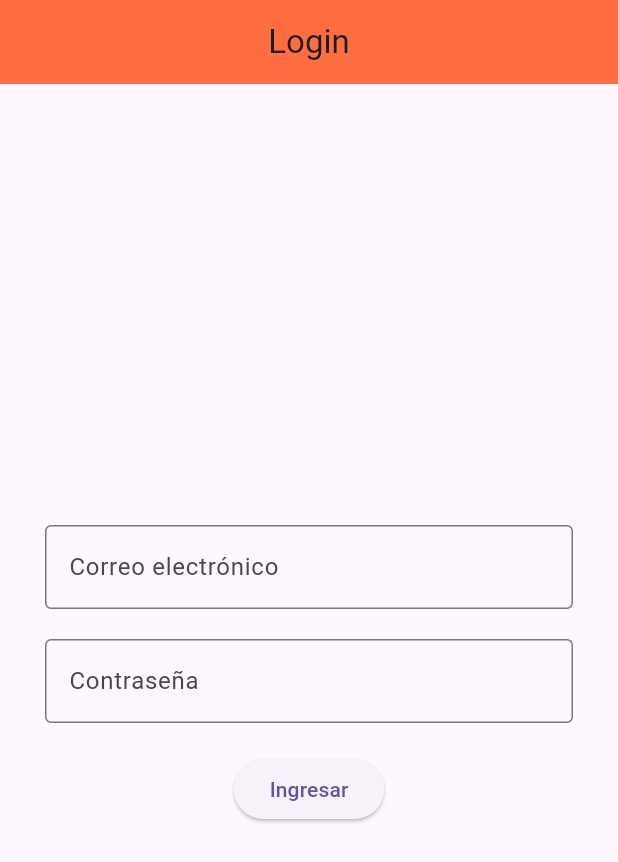
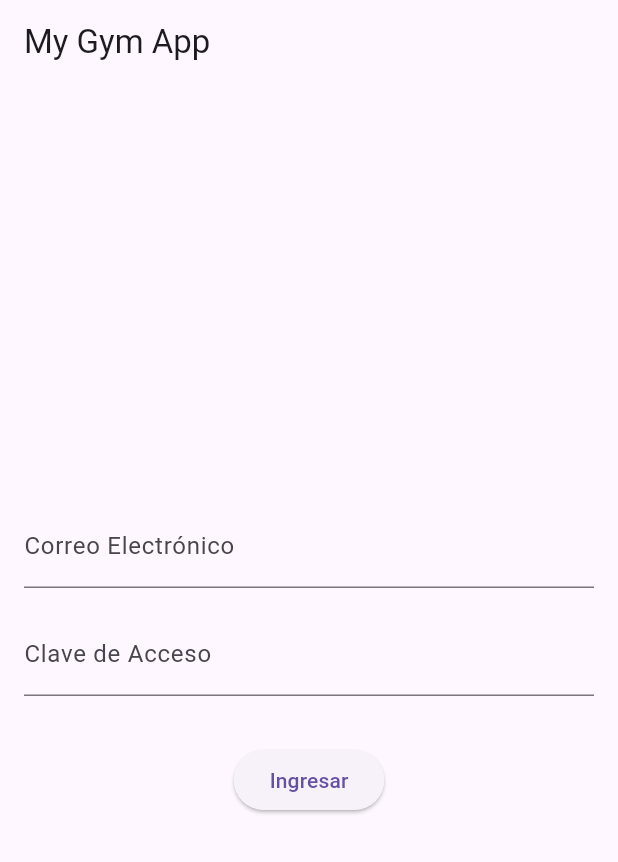
Before and after one commit to diegolopez12/MyGymApp, a Flutter app: the screen it shows after launch, on a phone screen of 412 x 824 dp. Shown: the top 862 px of the screen. Run offline on Flutter 3.47's test engine with Material 3 defaults, Android fonts, the phone set to English and light mode, and no system bars.

Commit message:
Pantalla de login con la parte de correo y contresena

```diff
--- a/lib/main.dart
+++ b/lib/main.dart
@@ -1,9 +1,7 @@
 import 'package:flutter/material.dart';
-import 'package:mygym_app/config/app_theme-dart';
-import 'package:mygym_app/presentation/screens/login.dart';
-import 'package:mygym_app/presentation/widgets/list_menu_widget.dart';
-
-
+//import 'package:mygym_app/config/app_theme-dart';
+import 'package:mygym_app/presentation/screens/login_screen.dart';
+//import 'package:mygym_app/presentation/widgets/list_menu_widget.dart';
 
 void main() {
   runApp(const MyApp());
@@ -13,32 +11,13 @@ class MyApp extends StatelessWidget {
   const MyApp({super.key});
   // This widget is the root of your application.
   @override
-  Widget build(BuildContext context) {
+   Widget build(BuildContext context) {
     return MaterialApp(
-      debugShowCheckedModeBanner: false,
-      title: 'Hamburgueseria Hermanos',
-      theme: AppTheme(selectedColor: 0).theme(),
-      home: const HomePage(),
-      routes: {
-
-        '/listmenu':(context) => const ListMenuWidget(),
-        '/login':(context) => const LoginMenu(),
-
-
-
-      },
+      title: 'My Gym App',
+      theme: ThemeData(
+        primarySwatch: Colors.blue,
+      ),
+      home: LoginScreen(),
     );
   }
 }
-
-class HomePage extends StatelessWidget {
-  const HomePage({super.key});
-
-  @override
-  Widget build(BuildContext context){
-    return const Scaffold(
-
-      body: Center(child: LoginMenu()),
-    );
-  }
-}
--- a/lib/presentation/screens/login.dart
+++ /dev/null
@@ -1,52 +0,0 @@
-import 'package:flutter/material.dart';
-
-class LoginMenu extends StatelessWidget {
-  const LoginMenu({super.key});
-
-  @override
-  Widget build(BuildContext context) {
-    return Scaffold(
-      appBar: AppBar(
-        title: const Center(child: Text('Login')),
-        backgroundColor: Colors.deepOrangeAccent,
-        automaticallyImplyLeading: false,
-      ),
-      body: Center(
-        child: Column(
-          mainAxisAlignment: MainAxisAlignment.center,
-          children: <Widget>[
-            const SizedBox(height: 20),
-            const Padding(
-              padding: EdgeInsets.symmetric(horizontal: 30),
-              child: TextField(
-                decoration: InputDecoration(
-                  labelText: 'Correo electrónico',
-                  border: OutlineInputBorder(),
-                ),
-              ),
-            ),
-            const SizedBox(height: 20),
-            const Padding(
-              padding: EdgeInsets.symmetric(horizontal: 30),
-              child: TextField(
-                decoration: InputDecoration(
-                  labelText: 'Contraseña',
-                  border: OutlineInputBorder(),
-                ),
-              ),
-            ),
-            const SizedBox(height: 20),
-            ElevatedButton(
-              onPressed: () {
-                // Acción para iniciar sesión
-                Navigator.pushNamed(context,
-                    '/listmenu'); // Navega a ListMenu utilizando el nombre de ruta
-              },
-              child: const Text('Ingresar'),
-            ),
-          ],
-        ),
-      ),
-    );
-  }
-}
--- /dev/null
+++ b/lib/presentation/screens/login_screen.dart
@@ -0,0 +1,126 @@
+import 'package:flutter/material.dart';
+
+class LoginScreen extends StatefulWidget {
+  @override
+  _LoginScreenState createState() => _LoginScreenState();
+}
+
+class _LoginScreenState extends State<LoginScreen> {
+  final _formKey = GlobalKey<FormState>();
+  final _emailController = TextEditingController();
+  final _passwordController = TextEditingController();
+  bool _isLoading = false;
+  String? _errorMessage;
+
+  bool _validateEmail(String email) {
+    String emailPattern =
+        r'^[a-zA-Z0-9._%+-]+@[a-zA-Z0-9.-]+\.[a-zA-Z]{2,}$';
+    RegExp regex = RegExp(emailPattern);
+    return regex.hasMatch(email);
+  }
+
+  bool _validatePassword(String password) {
+    String passwordPattern =
+        r'^(?=.*[A-Za-z])(?=.*\d)(?=.*[@$!%*#?&])[A-Za-z\d@$!%*#?&]{8,}$';
+    RegExp regex = RegExp(passwordPattern);
+    return regex.hasMatch(password);
+  }
+
+  Future<void> _login() async {
+    if (_formKey.currentState!.validate()) {
+      setState(() {
+        _isLoading = true;
+        _errorMessage = null;
+      });
+
+      // Simulamos una llamada de red con un retraso
+      await Future.delayed(Duration(seconds: 2));
+
+      // Aquí debería ir la lógica para verificar el correo y la clave
+      if (_emailController.text == "test@example.com" &&
+          _passwordController.text == "Password@123") {
+        // Credenciales correctas
+        setState(() {
+          _isLoading = false;
+        });
+        // Navegar a la pantalla principal o realizar otra acción
+      } else {
+        // Credenciales incorrectas
+        setState(() {
+          _isLoading = false;
+          _errorMessage = "El correo o la clave no coinciden";
+        });
+      }
+    }
+  }
+
+  @override
+  Widget build(BuildContext context) {
+    return Scaffold(
+      appBar: AppBar(
+        title: Text('My Gym App'),
+      ),
+      body: Padding(
+        padding: const EdgeInsets.all(16.0),
+        child: Form(
+          key: _formKey,
+          child: Column(
+            mainAxisAlignment: MainAxisAlignment.center,
+            children: <Widget>[
+              TextFormField(
+                controller: _emailController,
+                decoration: InputDecoration(labelText: 'Correo Electrónico'),
+                keyboardType: TextInputType.emailAddress,
+                validator: (value) {
+                  if (value == null || value.isEmpty) {
+                    return 'Por favor ingrese su correo electrónico';
+                  }
+                  if (!_validateEmail(value)) {
+                    return 'Por favor ingrese un correo electrónico válido';
+                  }
+                  return null;
+                },
+              ),
+              SizedBox(height: 16),
+              TextFormField(
+                controller: _passwordController,
+                decoration: InputDecoration(labelText: 'Clave de Acceso'),
+                obscureText: true,
+                validator: (value) {
+                  if (value == null || value.isEmpty) {
+                    return 'Por favor ingrese su clave de acceso';
+                  }
+                  if (!_validatePassword(value)) {
+                    return 'La clave debe tener al menos 8 caracteres, incluyendo letras, números y un carácter especial';
+                  }
+                  return null;
+                },
+              ),
+              SizedBox(height: 32),
+              _isLoading
+                  ? CircularProgressIndicator()
+                  : ElevatedButton(
+                      onPressed: _isLoading ? null : _login,
+                      child: Text('Ingresar'),
+                    ),
+              if (_errorMessage != null) ...[
+                SizedBox(height: 16),
+                Text(
+                  _errorMessage!,
+                  style: TextStyle(color: Colors.red),
+                ),
+              ]
+            ],
+          ),
+        ),
+      ),
+    );
+  }
+
+  @override
+  void dispose() {
+    _emailController.dispose();
+    _passwordController.dispose();
+    super.dispose();
+  }
+}
```
Also changed, not shown: lib/config/menu_principal.dart (line endings or trailing spaces).
